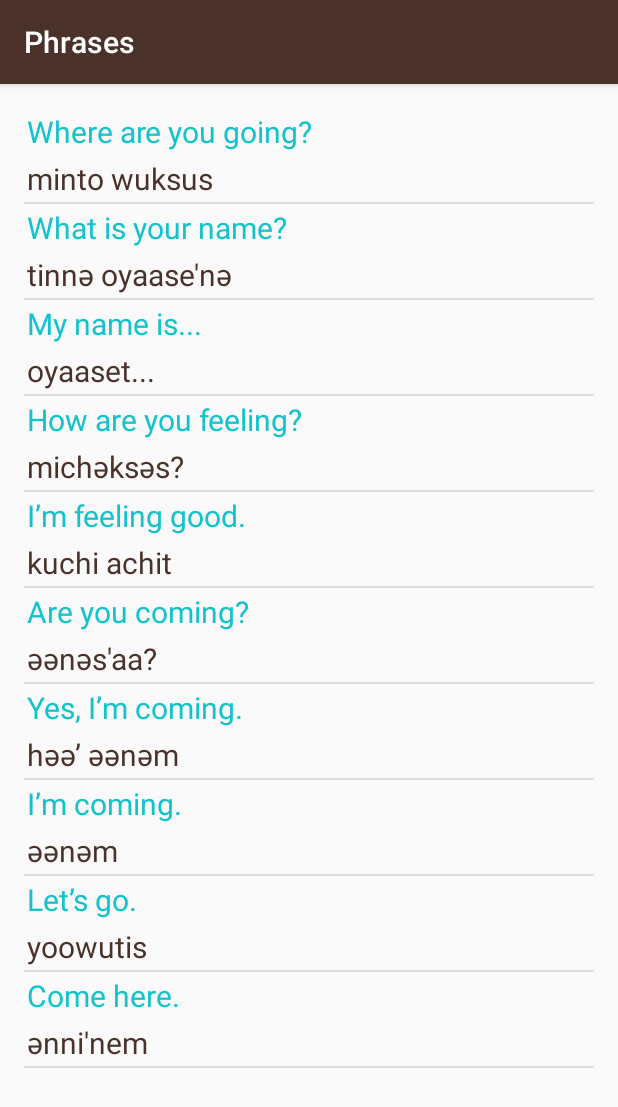
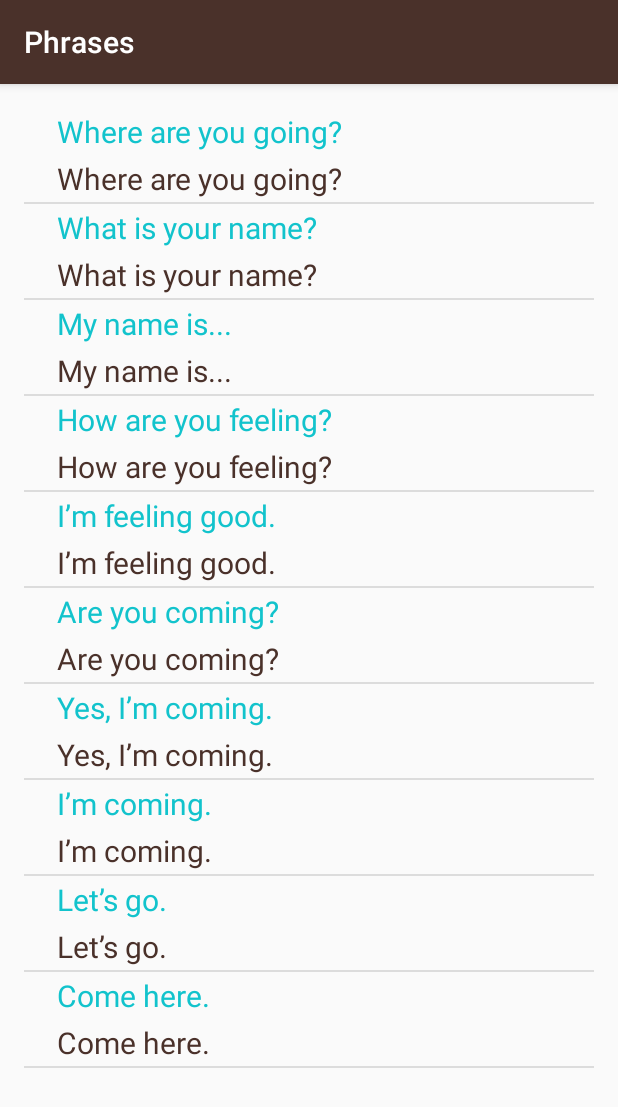
Before and after one commit to vicrobot/MiwokApp, an Android app: the PhrasesActivity screen opened directly, with no data from a screen before it, on a phone screen of 412 x 824 dp. Shown: the top 1107 px of the screen. Run offline under Robolectric (Android 15) with nearby library versions, the phone set to English and light mode, and no system bars.

Commit message:
Update WordAdapter and delete WordAdapter1

```diff
--- a/app/src/main/java/com/example/android/miwok/PhrasesActivity.java
+++ b/app/src/main/java/com/example/android/miwok/PhrasesActivity.java
@@ -33,7 +33,7 @@ public class PhrasesActivity extends AppCompatActivity {
         words.add(new Word("Let’s go.", "yoowutis"));
         words.add(new Word("Come here.", "әnni'nem"));
 
-        WordAdapter1 wds = new WordAdapter1(this,words);
+        WordAdapter wds = new WordAdapter(this,words);
         //i am now attaching the wordAdapter to the main adapterView  that will get its profits to me
         ListView fd = (ListView)findViewById(R.id.id2);
         fd.setAdapter(wds);
--- a/app/src/main/java/com/example/android/miwok/Word.java
+++ b/app/src/main/java/com/example/android/miwok/Word.java
@@ -25,4 +25,12 @@ public class Word {
     public int getImageResouse(){
         return mVar3;
     }
+
+    public boolean hasImage(){
+        boolean x = true;
+        if (mVar3 ==0) {
+            x=false;
+        }
+        return x;
+    }
 }
--- a/app/src/main/java/com/example/android/miwok/WordAdapter.java
+++ b/app/src/main/java/com/example/android/miwok/WordAdapter.java
@@ -35,24 +35,31 @@ public class WordAdapter extends ArrayAdapter<Word> {
            nameOfTheView=lf.inflate(R.layout.model,vrg,false);
        }
 
-       //now to access the childViews of the inflated layout to populate the values
+      //Find the comments and detail in the first commit of the app
+       //initializing the text view and  then pointing them
+       //I haven't did it for image because i have to make it go through conditional codes
        TextView tx =  (TextView)nameOfTheView.findViewById(R.id.asdf);
        TextView txt =  (TextView)nameOfTheView.findViewById(R.id.asfd);
-       ImageView img = (ImageView)nameOfTheView.findViewById(R.id.asfs);
 
-       //getting access to the public fields of Word class
-      //  tx.setText(wrd.mVar1);
-      // txt.setText(wrd.mVar2);
-      // img.setImageResource(wrd.mVar3);
-       //but we can't let anyone access the fields directly thus we will assign getters on the word
-       //class and then will access the resources by those methods.
 
+       //I have made a method hasImage() which checks whether the class word's object have taken the
+       //values for image or not and thus returns the boolean value for it indicating
+       // that the particular object has imageView or not.
+       //And thus if the image is available; do the general view declaration and initialisation
+       //and pointing it.
+       //And if the image Is not available then making the default image of the layout "model"
+       // to be GONE by that method listed below.
+       if(wrd.hasImage()) {
+           ImageView img = (ImageView) nameOfTheView.findViewById(R.id.asfs);
+           img.setImageResource(wrd.getImageResouse());
+       }else{
+           ImageView img = (ImageView) nameOfTheView.findViewById(R.id.asfs);
+           img.setVisibility(View.GONE);
+       }
+
+       //since i have already set the image for the needed one thus setting  the rest views
        tx.setText(wrd.getFirstText());
        txt.setText(wrd.getFirstText());
-       img.setImageResource(wrd.getImageResouse());
-
-
-
 
 
        return nameOfTheView;
--- a/app/src/main/java/com/example/android/miwok/WordAdapter1.java
+++ /dev/null
@@ -1,37 +0,0 @@
-package com.example.android.miwok;
-
-import android.content.Context;
-import android.support.annotation.NonNull;
-import android.view.LayoutInflater;
-import android.view.View;
-import android.view.ViewGroup;
-import android.widget.ArrayAdapter;
-import android.widget.TextView;
-
-import java.util.ArrayList;
-import java.util.List;
-
-public class WordAdapter1 extends ArrayAdapter<Word> {
-
-    public WordAdapter1 (Context ctx, ArrayList<Word> srs){
-       super(ctx,0,srs);
-   }
-
-   @Override
-    public View getView(int position, View convertOfView, ViewGroup parent){
-        View rrc = convertOfView;
-        if(rrc==null){
-            LayoutInflater lf = LayoutInflater.from(getContext());
-            rrc  = lf.inflate(R.layout.modal1,parent,false);
-            }
-            TextView txt = (TextView)rrc.findViewById(R.id.qw1);
-            TextView tx = (TextView)rrc.findViewById(R.id.qw2);
-            txt.setText(getItem(position).getFirstText());
-            tx.setText(getItem(position).getSecondText());
-
-
-
-
-       return rrc;
-   }
-}
--- a/app/src/main/res/layout/modal1.xml
+++ /dev/null
@@ -1,29 +0,0 @@
-<?xml version="1.0" encoding="utf-8"?>
-<LinearLayout xmlns:android="http://schemas.android.com/apk/res/android"
-    android:layout_width="match_parent"
-    android:layout_height="match_parent"
-    android:layout_margin="10dp"
-    android:orientation="vertical">
-
-    <TextView
-        android:layout_width="wrap_content"
-        android:layout_height="wrap_content"
-        android:id="@+id/qw1"
-        android:padding="2dp"
-        android:fontFamily="Sans-serif-monospace"
-        android:textSize="20sp"
-        android:textColor="#12c3cc"
-        android:text="text1"/>
-    <TextView
-        android:layout_width="wrap_content"
-        android:layout_height="wrap_content"
-        android:id="@+id/qw2"
-        android:padding="2dp"
-        android:textColor="#4A312A"
-
-        android:textSize="20sp"
-        android:fontFamily="Sans-serif-monospace"
-        android:text="text2"/>
-
-
-    </LinearLayout>
```
